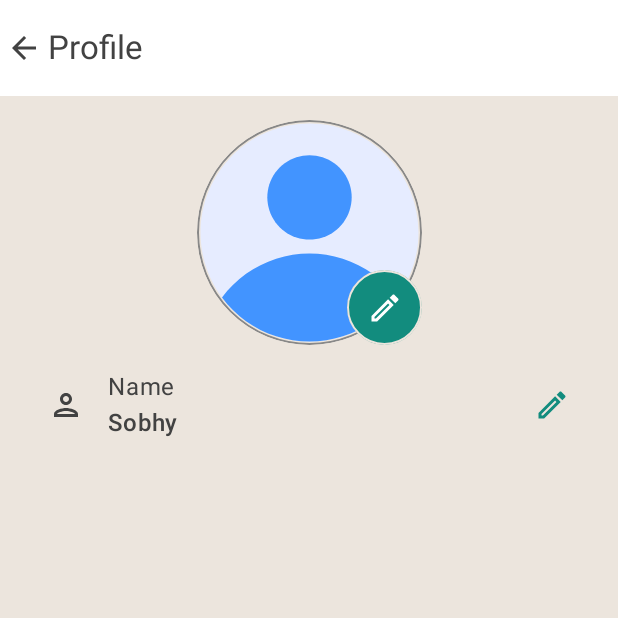
After one commit to Sobhy-Abdelhakam/Jameya, an Android app built with Jetpack Compose: the composable ProfileScreen shown on its own in the app's theme, on a phone screen of 412 x 824 dp, the top half of it. The commit adds this screen. Run offline under Robolectric (Android 15) with nearby library versions, the phone set to English and light mode, and no system bars.

Commit message:
add simple profile screen

```diff
--- a/app/src/main/java/dev/sobhy/jameya/navigation/AppNavHost.kt
+++ b/app/src/main/java/dev/sobhy/jameya/navigation/AppNavHost.kt
@@ -10,6 +10,7 @@ import dev.sobhy.jameya.presentation.details.JameyaDetailsScreen
 import dev.sobhy.jameya.presentation.home.HomeScreen
 import dev.sobhy.jameya.presentation.login.LoginScreen
 import dev.sobhy.jameya.presentation.login.verify.NumberVerificationScreen
+import dev.sobhy.jameya.presentation.profile.ProfileScreen
 
 @Composable
 fun AppNavHost(
@@ -25,6 +26,9 @@ fun AppNavHost(
             val number = it.arguments?.getString("phoneNumber") ?: ""
             NumberVerificationScreen(navController = navController, phoneNumber = number)
         }
+        composable(NavigationItem.Profile.route){
+            ProfileScreen()
+        }
         composable(NavigationItem.Home.route){
             HomeScreen(navController = navController)
         }
--- a/app/src/main/java/dev/sobhy/jameya/presentation/home/HomeScreen.kt
+++ b/app/src/main/java/dev/sobhy/jameya/presentation/home/HomeScreen.kt
@@ -39,7 +39,9 @@ fun HomeScreen(navController: NavController) {
         topBar = {
             TopAppBar(
                 navigationIcon = {
-                    IconButton(onClick = { /*TODO*/ }) {
+                    IconButton(onClick = {
+                        navController.navigate(NavigationItem.Profile.route)
+                    }) {
                         Icon(
                             imageVector = Icons.Default.Person,
                             contentDescription = "Profile"
--- /dev/null
+++ b/app/src/main/java/dev/sobhy/jameya/presentation/profile/ProfileScreen.kt
@@ -0,0 +1,34 @@
+@file:OptIn(ExperimentalMaterial3Api::class)
+
+package dev.sobhy.jameya.presentation.profile
+
+import androidx.compose.foundation.layout.padding
+import androidx.compose.material.icons.Icons
+import androidx.compose.material.icons.filled.ArrowBack
+import androidx.compose.material3.ExperimentalMaterial3Api
+import androidx.compose.material3.Icon
+import androidx.compose.material3.Scaffold
+import androidx.compose.material3.Text
+import androidx.compose.material3.TopAppBar
+import androidx.compose.runtime.Composable
+import androidx.compose.ui.Modifier
+import dev.sobhy.jameya.presentation.profile.components.ProfileScreenContent
+
+@Composable
+fun ProfileScreen(modifier: Modifier = Modifier) {
+    Scaffold(
+        topBar = {
+            TopAppBar(
+                title = { Text(text = "Profile") },
+                navigationIcon = {
+                    Icon(
+                        imageVector = Icons.Default.ArrowBack,
+                        contentDescription = "Back"
+                    )
+                }
+            )
+        }
+    ) {
+        ProfileScreenContent(modifier = Modifier.padding(it))
+    }
+}
--- /dev/null
+++ b/app/src/main/java/dev/sobhy/jameya/presentation/profile/components/InformationRow.kt
@@ -0,0 +1,43 @@
+package dev.sobhy.jameya.presentation.profile.components
+
+import androidx.compose.foundation.layout.Column
+import androidx.compose.foundation.layout.Row
+import androidx.compose.foundation.layout.fillMaxWidth
+import androidx.compose.foundation.layout.padding
+import androidx.compose.material.icons.Icons
+import androidx.compose.material.icons.outlined.Edit
+import androidx.compose.material.icons.outlined.Person
+import androidx.compose.material3.Icon
+import androidx.compose.material3.MaterialTheme
+import androidx.compose.material3.Text
+import androidx.compose.runtime.Composable
+import androidx.compose.ui.Alignment
+import androidx.compose.ui.Modifier
+import androidx.compose.ui.graphics.vector.ImageVector
+import androidx.compose.ui.unit.dp
+
+@Composable
+fun InformationRow(
+    icon: ImageVector,
+    title: String,
+    value: String,
+    modifier: Modifier = Modifier
+) {
+    Row(
+        modifier = modifier
+            .fillMaxWidth()
+            .padding(16.dp),
+        verticalAlignment = Alignment.CenterVertically,
+    ) {
+        Icon(imageVector = icon, contentDescription = "person icon")
+        Column(modifier = Modifier.padding(start = 16.dp).weight(1f)) {
+            Text(text = title)
+            Text(text = value, style = MaterialTheme.typography.titleMedium)
+        }
+        Icon(
+            imageVector = Icons.Outlined.Edit,
+            contentDescription = "Edit Icon",
+            tint = MaterialTheme.colorScheme.primary
+        )
+    }
+}
--- /dev/null
+++ b/app/src/main/java/dev/sobhy/jameya/presentation/profile/components/ProfileScreenContent.kt
@@ -0,0 +1,62 @@
+package dev.sobhy.jameya.presentation.profile.components
+
+import androidx.compose.foundation.Image
+import androidx.compose.foundation.border
+import androidx.compose.foundation.layout.Box
+import androidx.compose.foundation.layout.Column
+import androidx.compose.foundation.layout.fillMaxSize
+import androidx.compose.foundation.layout.padding
+import androidx.compose.foundation.layout.size
+import androidx.compose.foundation.shape.CircleShape
+import androidx.compose.material.icons.Icons
+import androidx.compose.material.icons.outlined.Edit
+import androidx.compose.material.icons.outlined.Person
+import androidx.compose.material3.Icon
+import androidx.compose.material3.IconButton
+import androidx.compose.material3.IconButtonDefaults
+import androidx.compose.material3.MaterialTheme
+import androidx.compose.runtime.Composable
+import androidx.compose.ui.Alignment
+import androidx.compose.ui.Modifier
+import androidx.compose.ui.draw.clip
+import androidx.compose.ui.graphics.Color
+import androidx.compose.ui.layout.ContentScale
+import androidx.compose.ui.res.painterResource
+import androidx.compose.ui.unit.dp
+import dev.sobhy.jameya.R
+
+@Composable
+fun ProfileScreenContent(modifier: Modifier = Modifier) {
+    Column(modifier = modifier.padding(16.dp), horizontalAlignment = Alignment.CenterHorizontally) {
+        Box(modifier = Modifier.size(150.dp)) {
+            Image(
+                painter = painterResource(id = R.drawable.profile),
+                contentDescription = "Profile image",
+                modifier = Modifier
+                    .fillMaxSize()
+                    .clip(CircleShape)
+                    .border(
+                        width = 1.dp,
+                        color = Color.Gray,
+                        shape = CircleShape
+                    ),
+                contentScale = ContentScale.Crop
+            )
+            IconButton(
+                onClick = { /*TODO*/ },
+                colors = IconButtonDefaults.filledIconButtonColors(),
+                modifier = Modifier
+                    .align(Alignment.BottomEnd)
+                    .size(50.dp)
+                    .border(
+                        width = 1.dp,
+                        color = MaterialTheme.colorScheme.background,
+                        shape = CircleShape
+                    )
+            ) {
+                Icon(imageVector = Icons.Outlined.Edit, contentDescription = "Edit")
+            }
+        }
+        InformationRow(icon = Icons.Outlined.Person, title = "Name", value = "Sobhy")
+    }
+}
--- /dev/null
+++ b/app/src/main/res/drawable/profile.xml
@@ -0,0 +1,15 @@
+<vector xmlns:android="http://schemas.android.com/apk/res/android"
+    android:width="512dp"
+    android:height="512dp"
+    android:viewportWidth="64"
+    android:viewportHeight="64">
+  <path
+      android:pathData="M32,32m-31,0a31,31 0,1 1,62 0a31,31 0,1 1,-62 0"
+      android:fillColor="#e6ecff"/>
+  <path
+      android:pathData="M56.877,50.475a31.065,31.065 0,0 0,-49.765 -0.016,30.967 30.967,0 0,0 49.765,0.016z"
+      android:fillColor="#4294ff"/>
+  <path
+      android:pathData="M32,22m-12,0a12,12 0,1 1,24 0a12,12 0,1 1,-24 0"
+      android:fillColor="#4294ff"/>
+</vector>
```
Also changed, not shown: app/src/main/java/dev/sobhy/jameya/presentation/profile/components/ProfileImageWithEditIcon.kt (added, +61 -0 lines).
